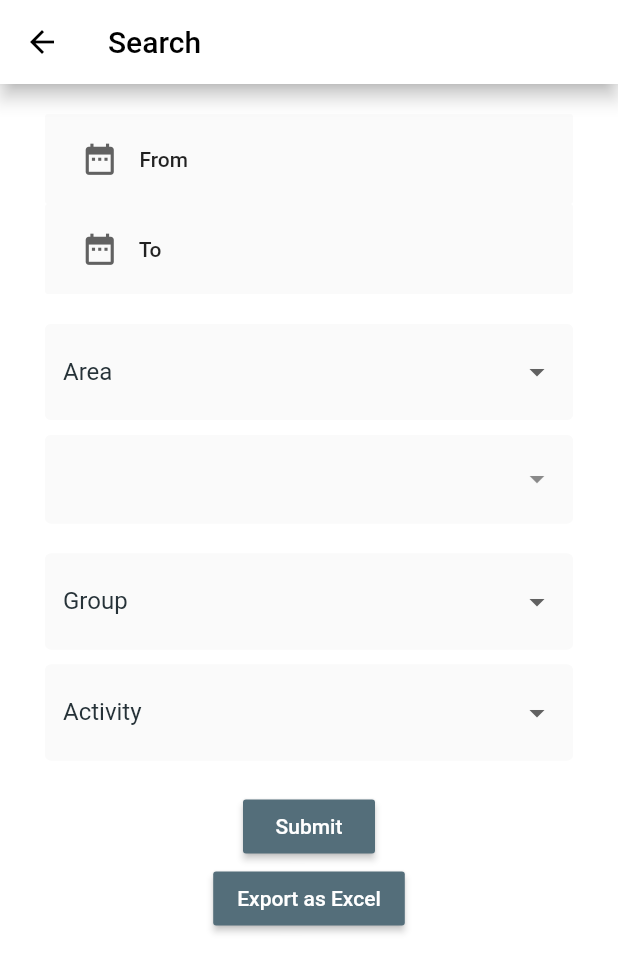
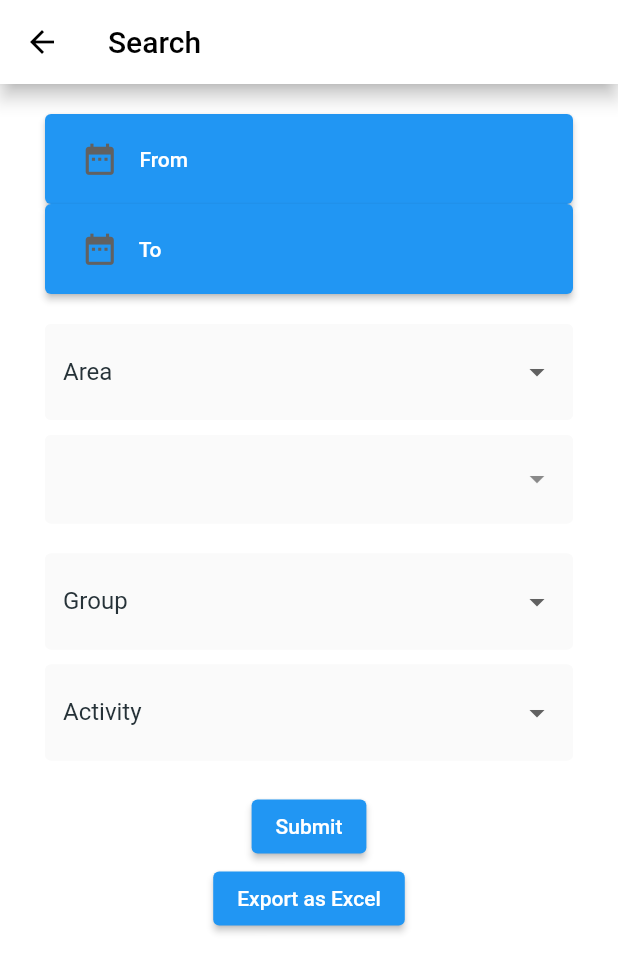
Before and after one commit to faseelmo/imd, a Flutter app: the Search screen opened directly, on a phone screen of 412 x 824 dp. Shown: the top 972 px of the screen. Run offline on Flutter 3.47's test engine with Material 2 defaults, Android fonts, the phone set to English and light mode, and no system bars; drawn by our look-alikes of dropdown_search; our stand-ins replace cached_network_image, cloud_firestore, csv, dio, firebase_auth, firebase_storage and 4 more; missing offline and left inert: ext_storage; accounts and stored records are empty.

Commit message:
flutter 2.0 upgrade

```diff
--- a/lib/main.dart
+++ b/lib/main.dart
@@ -13,6 +13,7 @@ class MyApp extends StatelessWidget {
   @override
   Widget build(BuildContext context) {
     return StreamProvider<User>.value(
+      initialData: null,
       value: AuthService().user,
       child: MaterialApp(
         home: Wrapper(),
--- a/lib/screens/Comments/CommentHome.dart
+++ b/lib/screens/Comments/CommentHome.dart
@@ -58,7 +58,7 @@ class _CommentHomeState extends State<CommentHome> {
     return loading
         ? Loading()
         : Scaffold(
-            resizeToAvoidBottomPadding: false,
+            resizeToAvoidBottomInset: false,
             backgroundColor: Colors.white,
             appBar: AppBar(
               iconTheme: IconThemeData(color: Colors.black),
@@ -207,7 +207,7 @@ class _CommentHomeState extends State<CommentHome> {
                     setState(() => comment = val);
                     print("comment is " + comment);
                   },
-                  cursorColor: Theme.of(context).cursorColor,
+                  //cursorColor: Theme.of(context).cursorColor,
                   obscureText: false,
                   decoration: InputDecoration(
                     enabledBorder: UnderlineInputBorder(
--- a/lib/screens/authenticate/sign_in.dart
+++ b/lib/screens/authenticate/sign_in.dart
@@ -24,7 +24,7 @@ class _SignInState extends State<SignIn> {
     return loading
         ? Loading()
         : Scaffold(
-            resizeToAvoidBottomPadding: false,
+            resizeToAvoidBottomInset: false,
             backgroundColor: Colors.white,
             appBar: AppBar(
               backgroundColor: Colors.white,
@@ -86,8 +86,7 @@ class _SignInState extends State<SignIn> {
                       },
                     ),
                     SizedBox(height: 40.0),
-                    RaisedButton(
-                      color: Colors.blueGrey[600],
+                    ElevatedButton(
                       child: Text(
                         "Sign in",
                         style: TextStyle(color: Colors.white),
--- a/lib/screens/bottom tabs/tabspage.dart
+++ b/lib/screens/bottom tabs/tabspage.dart
@@ -21,6 +21,7 @@ class _TabsState extends State<Tabs> {
   @override
   Widget build(BuildContext context) {
     return StreamProvider<List<Imd>>.value(
+      initialData: null,
       value: DatabaseService().imd,
       child: Scaffold(
         body: tabs[_currentIndex],
--- a/lib/screens/data/datapage.dart
+++ b/lib/screens/data/datapage.dart
@@ -108,7 +108,7 @@ class _DataPageState extends State<DataPage> {
                 child: Column(children: <Widget>[
                   //
                   // Image Picker
-                  RaisedButton(
+                  ElevatedButton(
                       child: Text('Choose Image'),
                       onPressed: () async {
                         await getImage();
@@ -398,8 +398,7 @@ class _DataPageState extends State<DataPage> {
                         value == null ? 'This field is Mandatory' : null,
                   ),
                   SizedBox(height: 20.0),
-                  RaisedButton(
-                    color: Colors.blueGrey[600],
+                  ElevatedButton(
                     child: Text(
                       "Submit",
                       style: TextStyle(color: Colors.white),
--- a/lib/screens/home/home.dart
+++ b/lib/screens/home/home.dart
@@ -12,6 +12,7 @@ class Home extends StatelessWidget {
   @override
   Widget build(BuildContext context) {
     return StreamProvider<List<Imd>>.value(
+      initialData: null,
       value: DatabaseService().imd,
       child: Scaffold(
         backgroundColor: Colors.grey[50],
--- a/lib/screens/search/search.dart
+++ b/lib/screens/search/search.dart
@@ -24,7 +24,7 @@ class _SearchState extends State<Search> {
   @override
   Widget build(BuildContext context) {
     return Scaffold(
-        resizeToAvoidBottomPadding: false,
+        resizeToAvoidBottomInset: false,
         backgroundColor: Colors.white,
         appBar: AppBar(
           iconTheme: IconThemeData(color: Colors.black),
@@ -53,10 +53,10 @@ class _SearchState extends State<Search> {
                                 mainAxisSize: MainAxisSize.max,
                                 mainAxisAlignment: MainAxisAlignment.center,
                                 children: <Widget>[
-                              RaisedButton(
-                                shape: RoundedRectangleBorder(
-                                    borderRadius: BorderRadius.circular(2.0)),
-                                elevation: 0,
+                              ElevatedButton(
+                                //shape: RoundedRectangleBorder(
+                                //borderRadius: BorderRadius.circular(2.0)),
+                                //elevation: 0,
                                 onPressed: () {
                                   showDatePicker(
                                           context: context,
@@ -114,7 +114,7 @@ class _SearchState extends State<Search> {
                                     ],
                                   ),
                                 ),
-                                color: Colors.grey[50],
+                                //color: Colors.grey[50],
                               ),
                             ]))),
 
@@ -129,10 +129,10 @@ class _SearchState extends State<Search> {
                                 mainAxisSize: MainAxisSize.max,
                                 mainAxisAlignment: MainAxisAlignment.center,
                                 children: <Widget>[
-                              RaisedButton(
-                                shape: RoundedRectangleBorder(
-                                    borderRadius: BorderRadius.circular(2.0)),
-                                elevation: 0,
+                              ElevatedButton(
+                                //shape: RoundedRectangleBorder(
+                                //borderRadius: BorderRadius.circular(2.0)),
+                                //elevation: 0,
                                 onPressed: () {
                                   showDatePicker(
                                           context: context,
@@ -191,7 +191,7 @@ class _SearchState extends State<Search> {
                                     ],
                                   ),
                                 ),
-                                color: Colors.grey[50],
+                                //color: Colors.grey[50],
                               ),
                             ]))),
 
@@ -420,8 +420,8 @@ class _SearchState extends State<Search> {
                       },
                     ),
                     SizedBox(height: 20.0),
-                    RaisedButton(
-                        color: Colors.blueGrey[600],
+                    ElevatedButton(
+                        //color: Colors.blueGrey[600],
                         child: Text(
                           "Submit",
                           style: TextStyle(color: Colors.white),
@@ -446,8 +446,8 @@ class _SearchState extends State<Search> {
 
                         ),
 
-                    RaisedButton(
-                        color: Colors.blueGrey[600],
+                    ElevatedButton(
+                        //color: Colors.blueGrey[600],
                         child: Text(
                           "Export as Excel",
                           style: TextStyle(color: Colors.white),
--- a/lib/screens/search/searchHome.dart
+++ b/lib/screens/search/searchHome.dart
@@ -8,6 +8,7 @@ class SearchHome extends StatelessWidget {
   @override
   Widget build(BuildContext context) {
     return StreamProvider<List<Imd>>.value(
+      initialData: null,
       value: SearchServices().imd,
       child: Scaffold(
         backgroundColor: Colors.grey[50],
--- a/lib/screens/settings/account.dart
+++ b/lib/screens/settings/account.dart
@@ -22,6 +22,7 @@ class _AccountState extends State<Account> {
   @override
   Widget build(BuildContext context) {
     return StreamProvider<List<Imd>>.value(
+        initialData: null,
         value: AccountServices().imd,
         child: SingleChildScrollView(
           child: Column(
@@ -47,7 +48,7 @@ class _AccountState extends State<Account> {
                     ),
                     Container(
                       alignment: Alignment.center,
-                      child: FlatButton.icon(
+                      child: TextButton.icon(
                           onPressed: () async {
                             await _auth.signOut();
                           },
--- a/pubspec.yaml
+++ b/pubspec.yaml
@@ -31,7 +31,7 @@ dependencies:
   firebase_auth: ^0.14.0+5
   firebase_core: ^0.4.0
   cloud_firestore: ^0.12.9+4
-  provider: ^3.1.0
+  provider: ^5.0.0
   flutter_spinkit: "^4.0.0"
   uuid: ^2.0.4
   intl: ^0.16.1
```
Also changed, not shown: lib/screens/exportcsv/csvhome.dart (+11 -11 lines), lib/screens/notanalytics/analyticsHome.dart (+14 -14 lines), pubspec.lock.
